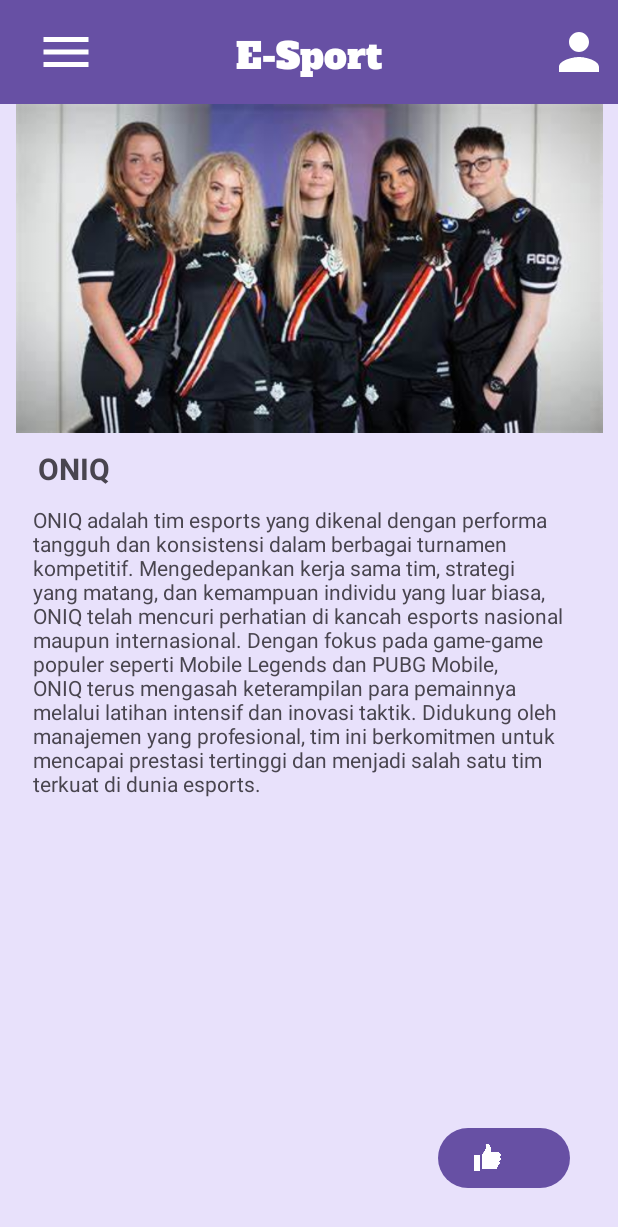
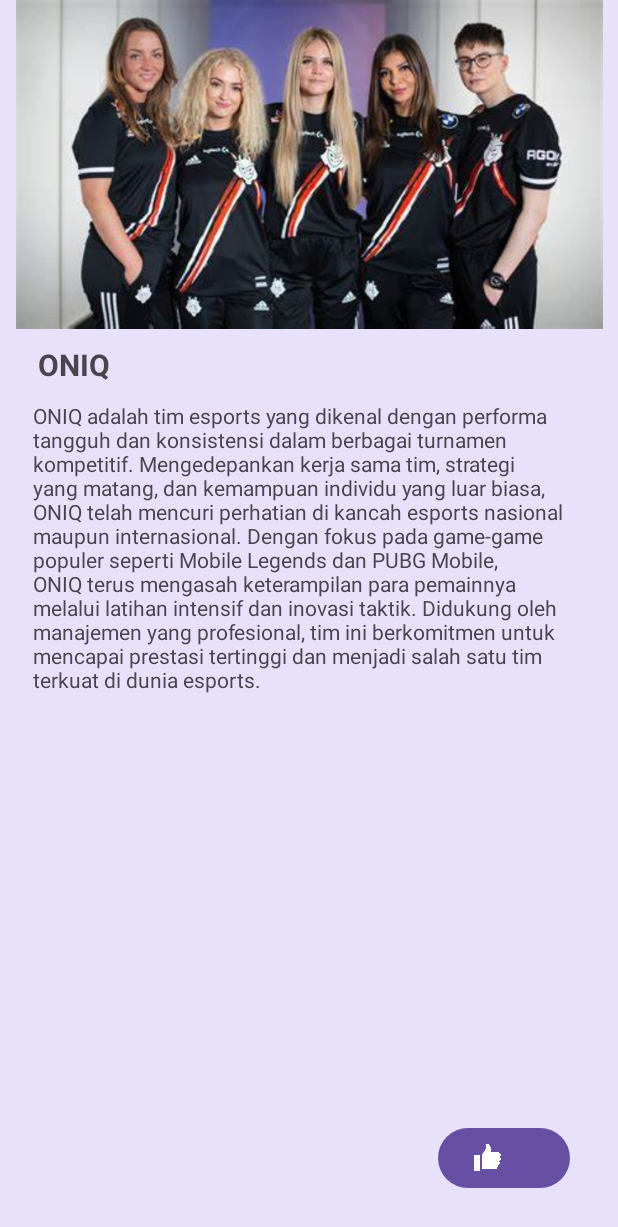
Before and after one commit to sarahlauras/nmp, an Android app: the layout fragment_who_we_are.xml on its own in the app's theme, with its tools: preview values and no code run, on a phone screen of 412 x 824 dp. Shown: the top 1227 px of the screen. Run offline under Robolectric (Android 15) with nearby library versions, the phone set to English and light mode, and no system bars.

Commit message:
udh bisaa tp blm sempurna

```diff
--- a/app/src/main/java/com/mlbdev/mantapluarbiasa/WhoWeAreFragment.kt
+++ b/app/src/main/java/com/mlbdev/mantapluarbiasa/WhoWeAreFragment.kt
@@ -6,31 +6,22 @@ import android.view.LayoutInflater
 import android.view.View
 import android.view.ViewGroup
 import com.mlbdev.mantapluarbiasa.databinding.ActivityWhoWeAreBinding
+import com.mlbdev.mantapluarbiasa.databinding.FragmentWhoWeAreBinding
 
-// TODO: Rename parameter arguments, choose names that match
-// the fragment initialization parameters, e.g. ARG_ITEM_NUMBER
-private const val ARG_PARAM1 = "param1"
-private const val ARG_PARAM2 = "param2"
+//private val "GAME_INDEX" = "gameIndex"
 
-/**
- * A simple [Fragment] subclass.
- * Use the [WhoWeAreFragment.newInstance] factory method to
- * create an instance of this fragment.
- */
 class WhoWeAreFragment : Fragment() {
 
-//    private var param1: String? = null
-//    private var param2: String? = null
 
     private var likeCount = 0
-    private lateinit var binding: ActivityWhoWeAreBinding
+    private lateinit var binding: FragmentWhoWeAreBinding
+    private var gameIndex: Int=0
 
     override fun onCreate(savedInstanceState: Bundle?) {
         super.onCreate(savedInstanceState)
-//        arguments?.let {
-//            param1 = it.getString(ARG_PARAM1)
-//            param2 = it.getString(ARG_PARAM2)
-//        }
+        arguments?.let {
+            gameIndex = it.getInt("GAME_INDEX", 0)
+        }
     }
 
     override fun onCreateView(
@@ -38,8 +29,7 @@ class WhoWeAreFragment : Fragment() {
         savedInstanceState: Bundle?
     ):
     View? {
-        val gameIndex = arguments?.getInt("GAME_INDEX") ?: 0
-
+        binding = FragmentWhoWeAreBinding.inflate(inflater, container, false)
         val filteredTeams = TeamData.teamData.filter {
             it.gameIndex == gameIndex
         }
@@ -56,8 +46,8 @@ class WhoWeAreFragment : Fragment() {
             updateLikeButton()
         }
         // Inflate the layout for this fragment
-        return inflater.inflate(R.layout.fragment_who_we_are, container, false)
-
+//        return inflater.inflate(R.layout.fragment_who_we_are, container, false)
+        return binding.root
 
     }
 
@@ -66,20 +56,11 @@ class WhoWeAreFragment : Fragment() {
     }
 
     companion object {
-        /**
-         * Use this factory method to create a new instance of
-         * this fragment using the provided parameters.
-         *
-         * @param param1 Parameter 1.
-         * @param param2 Parameter 2.
-         * @return A new instance of fragment WhoWeAreFragment.
-         */
+
         @JvmStatic
         fun newInstance(gameIndex: Int) =
             WhoWeAreFragment().apply {
                 arguments = Bundle().apply {
-//                    putString(ARG_PARAM1, param1)
-//                    putString(ARG_PARAM2, param2)
                     putInt("GAME_INDEX", gameIndex)
                 }
             }
--- a/app/src/main/res/layout/fragment_who_we_are.xml
+++ b/app/src/main/res/layout/fragment_who_we_are.xml
@@ -35,8 +35,8 @@
             app:layout_constraintEnd_toEndOf="parent"
             app:layout_constraintHorizontal_bias="0.666"
             app:layout_constraintStart_toStartOf="parent"
-            app:layout_constraintTop_toBottomOf="@+id/toolbar"
-            app:srcCompat="@drawable/team1" />
+            app:srcCompat="@drawable/team1"
+            tools:layout_editor_absoluteY="69dp" />
 
         <TextView
             android:id="@+id/txtDescription"
@@ -61,55 +61,6 @@
             app:layout_constraintBottom_toBottomOf="parent"
             app:layout_constraintEnd_toEndOf="parent" />
 
-        <androidx.appcompat.widget.Toolbar
-            android:id="@+id/toolbar"
-            android:layout_width="418dp"
-            android:layout_height="69dp"
-            android:background="?attr/colorPrimary"
-            android:minHeight="?attr/actionBarSize"
-            android:theme="?attr/actionBarTheme"
-            app:layout_constraintEnd_toEndOf="parent"
-            app:layout_constraintStart_toStartOf="parent"
-            app:layout_constraintTop_toTopOf="parent" />
-
-        <Button
-            android:id="@+id/btnMenu"
-            style="@style/Widget.AppCompat.Button.Borderless"
-            android:layout_width="70dp"
-            android:layout_height="70dp"
-            android:textColor="#000000"
-            app:icon="@drawable/baseline_menu_24"
-            app:iconPadding="0dp"
-            app:iconSize="40dp"
-            app:iconTint="#FFFFFF"
-            app:layout_constraintBottom_toBottomOf="@+id/toolbar"
-            app:layout_constraintStart_toStartOf="parent"
-            app:layout_constraintTop_toTopOf="parent" />
-
-        <Button
-            android:id="@+id/btnProfile"
-            style="@style/Widget.AppCompat.Button.Borderless"
-            android:layout_width="70dp"
-            android:layout_height="70dp"
-            app:icon="@drawable/baseline_person_24"
-            app:iconSize="40dp"
-            app:layout_constraintBottom_toBottomOf="@+id/toolbar"
-            app:layout_constraintEnd_toEndOf="parent"
-            app:layout_constraintTop_toTopOf="parent" />
-
-        <TextView
-            android:id="@+id/txtEsport"
-            android:layout_width="wrap_content"
-            android:layout_height="wrap_content"
-            android:layout_marginTop="16dp"
-            android:fontFamily="@font/alfa_slab_one"
-            android:text="@string/e_sport_text"
-            android:textColor="@color/white"
-            android:textSize="24sp"
-            app:layout_constraintEnd_toEndOf="@+id/toolbar"
-            app:layout_constraintHorizontal_bias="0.498"
-            app:layout_constraintStart_toStartOf="@+id/toolbar"
-            app:layout_constraintTop_toTopOf="@+id/toolbar" />
     </androidx.constraintlayout.widget.ConstraintLayout>
 
 </FrameLayout>
```
